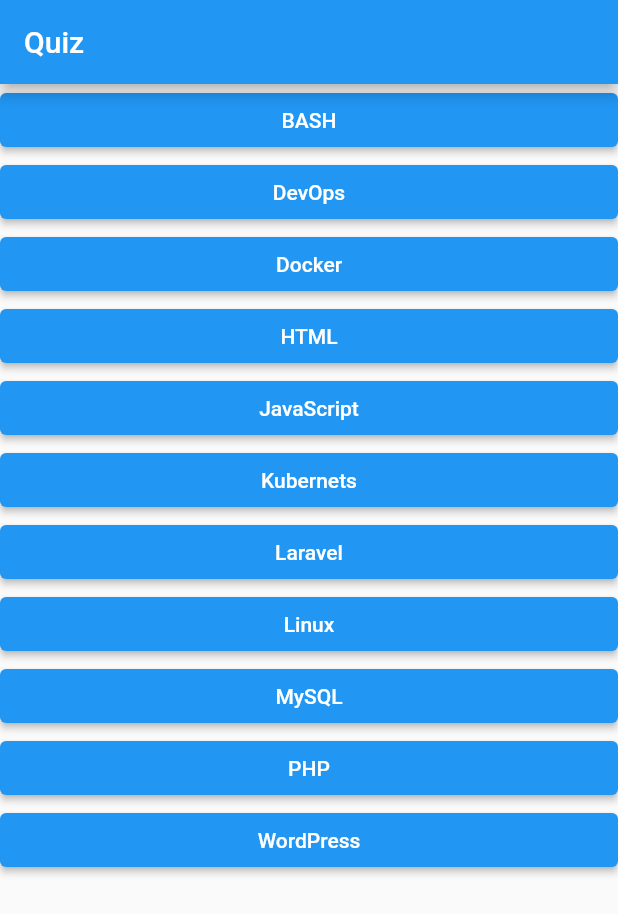
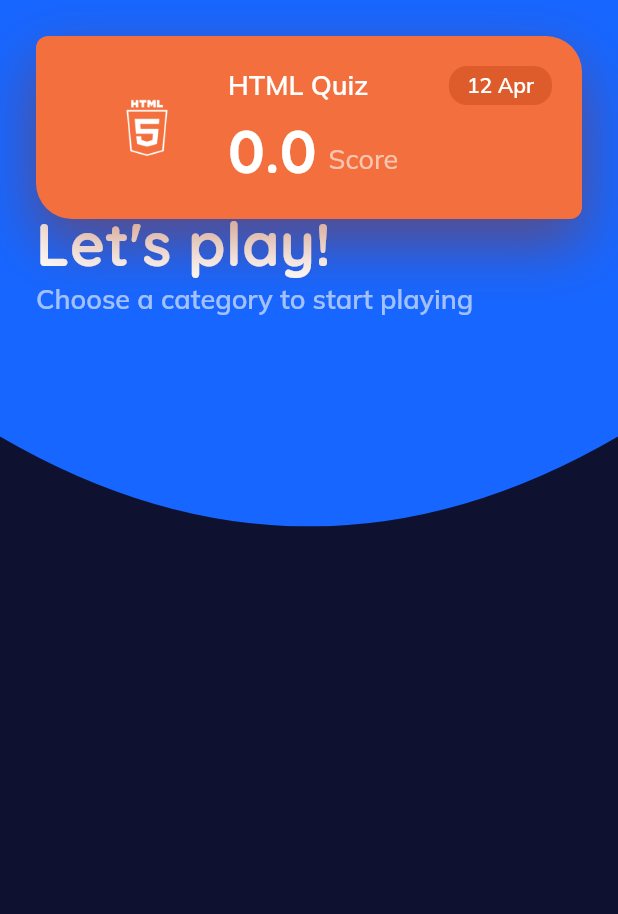
Before and after one commit to andresnascimento/code-quiz, a Flutter app: the screen it shows after launch, on a phone screen of 412 x 824 dp. Shown: the top 914 px of the screen. Run offline on Flutter 3.47's test engine with Material 2 defaults, Android fonts, the phone set to English and light mode, and no system bars; our stand-ins replace google_fonts.

Commit message:
home screen layout, title and, card

```diff
--- /dev/null
+++ b/lib/models/app_constants.dart
@@ -0,0 +1,17 @@
+import 'package:flutter/material.dart';
+
+const kColorBlack = Color.fromRGBO(14, 18, 48, 1);
+const kColorPrimary = Color.fromRGBO(23, 102, 255, 1);
+const kColorPrimaryDark = Color.fromRGBO(15, 89, 231, 1);
+
+const kHeaderLg = TextStyle(
+  fontSize: 40,
+  fontWeight: FontWeight.w700,
+  height: 1.4,
+  color: Colors.white,
+);
+const kTextBody =
+    TextStyle(fontSize: 18, fontWeight: FontWeight.w600, color: Colors.white);
+
+const kTextBodySm =
+    TextStyle(fontSize: 14, fontWeight: FontWeight.w600, color: Colors.white);
--- a/lib/screens/home_screen.dart
+++ b/lib/screens/home_screen.dart
@@ -1,9 +1,11 @@
-import 'package:coding_quiz/screens/quiz_screen.dart';
 import 'package:flutter/material.dart';
 import 'package:provider/provider.dart';
 
+import '../providers/question_provider.dart';
+import '../widgets/category_list_widget.dart';
+import '../widgets/home_title_widget.dart';
+import '../models/app_constants.dart';
 import '../models/categories_model.dart';
-import '../providers/question_provider.dart';
 
 class HomePage extends StatelessWidget {
   static String id = 'home_screen';
@@ -14,22 +16,14 @@
   Widget build(BuildContext context) {
     final questionsData = Provider.of<Questions>(context);
     return Scaffold(
-      appBar: AppBar(
-        title: Text('Quiz'),
-      ),
-      body: Center(
-          child: ListView.builder(
-        itemCount: category.categoiesList.length,
-        itemBuilder: (context, index) {
-          return ElevatedButton(
-            onPressed: () async {
-              questionsData.selectCategory(categoryList[index]);
-              await questionsData.fetchQuestions();
-              Navigator.of(context).pushNamed(QuizScreen.id);
-            },
-            child: Text('${categoryList[index]}'),
-          );
-        },
+      backgroundColor: kColorBlack,
+      body: SingleChildScrollView(
+          child: Stack(
+        children: <Widget>[
+          // TODO fix the stack
+          HomeScreenTitle(),
+          CategoryList(),
+        ],
       )),
     );
   }
--- /dev/null
+++ b/lib/widgets/category_list_widget.dart
@@ -0,0 +1,95 @@
+import 'package:flutter/material.dart';
+import 'package:google_fonts/google_fonts.dart';
+
+import '../models/app_constants.dart';
+
+class CategoryList extends StatelessWidget {
+  @override
+  Widget build(BuildContext context) {
+    return Column(
+      children: <Widget>[
+        Container(
+          padding: EdgeInsets.all(20),
+          margin: EdgeInsets.all(24),
+          decoration: BoxDecoration(
+              color: Color.fromRGBO(243, 112, 62, 1),
+              borderRadius: BorderRadius.only(
+                topLeft: Radius.circular(8.0),
+                topRight: Radius.circular(24.0),
+                bottomLeft: Radius.circular(24.0),
+                bottomRight: Radius.circular(8.0),
+              ),
+              boxShadow: [
+                BoxShadow(
+                    color: Color.fromRGBO(159, 48, 5, 0.5),
+                    blurRadius: 32,
+                    offset: Offset(0, 16))
+              ]),
+          child: Row(
+            children: <Widget>[
+              Expanded(
+                child: Container(
+                  height: 40,
+                  width: 40,
+                  decoration: BoxDecoration(
+                    image: DecorationImage(
+                      fit: BoxFit.fitHeight,
+                      image: ExactAssetImage('assets/images/html.png'),
+                    ),
+                  ),
+                ),
+              ),
+              Expanded(
+                flex: 2,
+                child: Column(
+                  crossAxisAlignment: CrossAxisAlignment.stretch,
+                  children: <Widget>[
+                    Row(
+                      children: <Widget>[
+                        Expanded(
+                          child: Text(
+                            'HTML Quiz',
+                            style: GoogleFonts.mulish(textStyle: kTextBody),
+                          ),
+                        ),
+                        Container(
+                          padding:
+                              EdgeInsets.symmetric(vertical: 4, horizontal: 12),
+                          decoration: BoxDecoration(
+                            color: Color.fromRGBO(222, 92, 43, 1),
+                            borderRadius: BorderRadius.circular(12.0),
+                          ),
+                          child: Text(
+                            '12 Apr',
+                            style: GoogleFonts.mulish(textStyle: kTextBodySm),
+                          ),
+                        )
+                      ],
+                    ),
+                    Row(
+                      children: <Widget>[
+                        Text('0.0',
+                            style: GoogleFonts.quicksand(textStyle: kHeaderLg)),
+                        Container(
+                          padding: EdgeInsets.fromLTRB(8, 16, 0, 0),
+                          child: Text(
+                            'Score',
+                            style: GoogleFonts.mulish(
+                              textStyle: kTextBody.copyWith(
+                                  color: Color.fromRGBO(255, 255, 255, 0.6),
+                                  fontWeight: FontWeight.normal),
+                            ),
+                          ),
+                        ),
+                      ],
+                    ),
+                  ],
+                ),
+              ),
+            ],
+          ),
+        ),
+      ],
+    );
+  }
+}
--- /dev/null
+++ b/lib/widgets/home_title_widget.dart
@@ -0,0 +1,155 @@
+import 'package:flutter/material.dart';
+import 'package:google_fonts/google_fonts.dart';
+
+import '../models/app_constants.dart';
+
+class HomeScreenTitle extends StatelessWidget {
+  @override
+  Widget build(BuildContext context) {
+    return ClipPath(
+      clipper: ClippingClass(),
+      child: Container(
+        child: Container(
+          padding: EdgeInsets.fromLTRB(24, 56, 24, 80),
+          decoration: BoxDecoration(
+            color: kColorPrimary,
+          ),
+          child: Column(
+            children: <Widget>[
+              Row(
+                children: <Widget>[
+                  Expanded(
+                    child: Container(
+                      child: Row(
+                        children: <Widget>[
+                          Container(
+                            height: 40,
+                            width: 40,
+                            decoration: BoxDecoration(
+                              border: Border.all(
+                                width: 4.0,
+                                color: kColorPrimaryDark,
+                              ),
+                              borderRadius: BorderRadius.circular(12.0),
+                              image: DecorationImage(
+                                fit: BoxFit.fitHeight,
+                                image:
+                                    ExactAssetImage('assets/images/avatar.png'),
+                              ),
+                            ),
+                          ),
+                          SizedBox(width: 8),
+                          Text(
+                            'Esther Howard',
+                            style: GoogleFonts.mulish(textStyle: kTextBody),
+                          ),
+                        ],
+                      ),
+                    ),
+                  ),
+                  Container(
+                    padding: EdgeInsets.fromLTRB(8, 2, 24, 2),
+                    decoration: BoxDecoration(
+                      color: kColorPrimaryDark,
+                      borderRadius: BorderRadius.circular(60.0),
+                    ),
+                    child: Row(
+                      children: <Widget>[
+                        Container(
+                          height: 40,
+                          width: 40,
+                          decoration: BoxDecoration(
+                            image: DecorationImage(
+                              fit: BoxFit.cover,
+                              image:
+                                  ExactAssetImage('assets/images/trophy.png'),
+                            ),
+                          ),
+                        ),
+                        SizedBox(width: 8),
+                        Text(
+                          '93.4',
+                          style: GoogleFonts.mulish(
+                              textStyle: kTextBody.copyWith(
+                                  fontWeight: FontWeight.bold)),
+                        ),
+                      ],
+                    ),
+                  )
+                ],
+              ),
+              Container(
+                padding: EdgeInsets.fromLTRB(0, 32, 0, 60),
+                decoration: BoxDecoration(
+                  borderRadius: BorderRadius.only(
+                      bottomRight: Radius.circular(100.0),
+                      bottomLeft: Radius.circular(100.0)),
+                ),
+                child: Column(
+                  crossAxisAlignment: CrossAxisAlignment.stretch,
+                  children: <Widget>[
+                    Text(
+                      'Let\'s play!',
+                      style: GoogleFonts.quicksand(textStyle: kHeaderLg),
+                    ),
+                    Text(
+                      'Choose a category to start playing',
+                      style: GoogleFonts.mulish(
+                        textStyle: kTextBody.copyWith(
+                          color: Color.fromRGBO(255, 255, 255, 0.6),
+                        ),
+                      ),
+                    )
+                  ],
+                ),
+              )
+            ],
+          ),
+        ),
+      ),
+    );
+  }
+}
+
+// Center(
+//     child: ListView.builder(
+//   itemCount: category.categoiesList.length,
+//   itemBuilder: (context, index) {
+//     return
+//     ElevatedButton(
+//       onPressed: () async {
+//         questionsData.selectCategory(categoryList[index]);
+//         await questionsData.fetchQuestions();
+//         Navigator.of(context).pushNamed(QuizScreen.id);
+//       },
+//       child: Text('${categoryList[index]}'),
+//     );
+//   },
+// )),
+
+class ClippingClass extends CustomClipper<Path> {
+  @override
+  Path getClip(Size size) {
+    var path = Path();
+    path.lineTo(0.0, size.height - 60);
+    path.quadraticBezierTo(
+      size.width / 4,
+      size.height,
+      size.width / 2,
+      size.height,
+    );
+    path.quadraticBezierTo(
+      size.width - (size.width / 4),
+      size.height,
+      size.width,
+      size.height - 60,
+    );
+    path.lineTo(size.width, 0.0);
+    path.close();
+
+    return path;
+  }
+
+  @override
+  bool shouldReclip(CustomClipper<Path> oldClipper) => false;
+}
--- a/pubspec.yaml
+++ b/pubspec.yaml
@@ -30,6 +30,7 @@
   cupertino_icons: ^1.0.2
   provider: ^5.0.0
   http: ^0.13.3
+  google_fonts: ^2.1.0
 
 dev_dependencies:
   flutter_test:
@@ -45,6 +46,9 @@
   # included with your application, so that you can use the icons in
   # the material Icons class.
   uses-material-design: true
+
+  assets:
+    - assets/images/
 
   # To add assets to your application, add an assets section, like this:
   # assets:
```
Also changed, not shown: assets/images/avatar.png (added), assets/images/html.png (added), assets/images/trophy.png (added), assets/images/trophy.svg (added), pubspec.lock, 6 other files.
